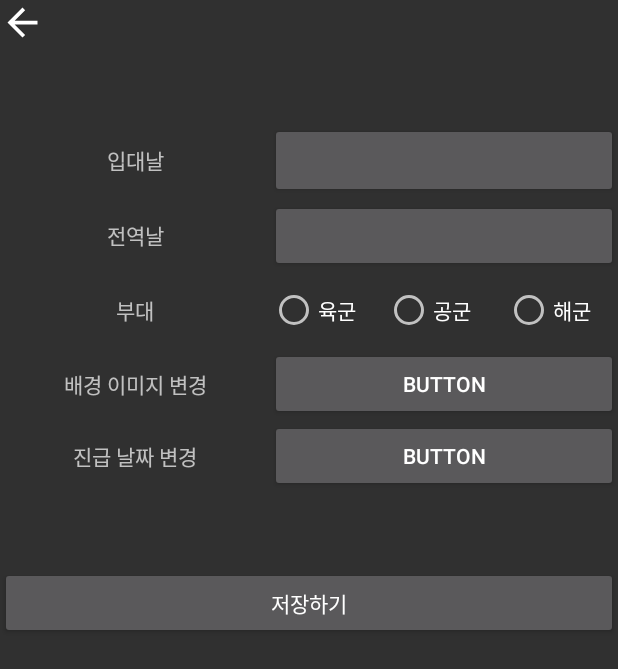
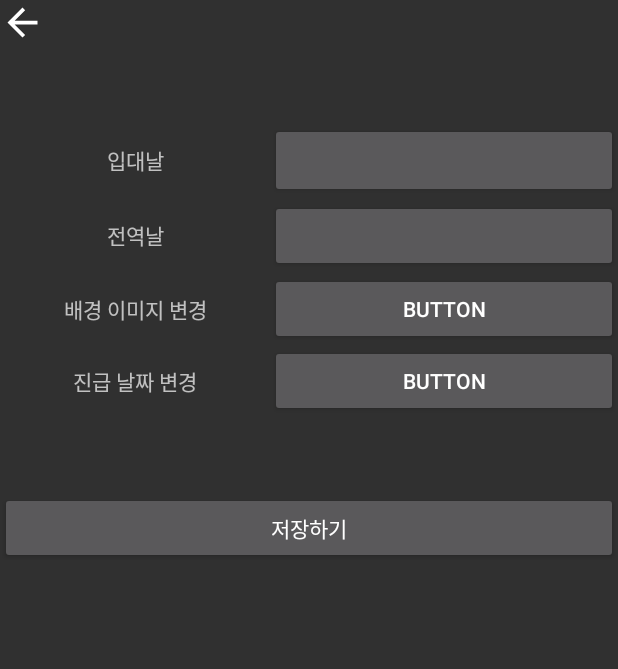
Before and after one commit to youngthe/Android, an Android app: the screen it shows after launch (Setting), after a tap on an icon or button, on a phone screen of 412 x 824 dp. Shown: the top 669 px of the screen. Run offline under Robolectric (Android 15) with nearby library versions, the phone set to English and light mode, and no system bars.

Commit message:
Type:fix

```diff
--- a/app/src/main/java/com/example/myapp/MainActivity.java
+++ b/app/src/main/java/com/example/myapp/MainActivity.java
@@ -23,9 +23,9 @@ public class MainActivity extends AppCompatActivity {
 
         private static final int ImageCrop = 1;
         private static final int ImageSet = 2;
-        int ComeYear, ComeMonth, ComeDay;
-        int OutYear, OutMonth, OutDay;
-        long totalWork;//총 복무일
+        int ComeYear=0, ComeMonth=0, ComeDay=0;
+        int OutYear=0, OutMonth=0, OutDay=0;
+        long totalWork=0;//총 복무일
         TextView Current_class; //현재 계급
         TextView Next_class; //다음 계급
         TextView textView_endDday;
--- a/app/src/main/res/layout/activity_setting.xml
+++ b/app/src/main/res/layout/activity_setting.xml
@@ -63,7 +63,7 @@
             android:text=""
             android:layout_span="3"/>
          </TableRow>
-
+<!--
             <TableRow>
                 <TextView
                     android:id="@+id/textView3"
@@ -74,26 +74,23 @@
 
                 <RadioButton
                     android:id="@+id/r_btn1"
-                    android:layout_width="40dp"
+                    android:layout_width="30dp"
                     android:layout_height="wrap_content"
-                    android:layout_span="1"
                     android:text="육군" />
 
                 <RadioButton
                     android:id="@+id/r_btn2"
-                    android:layout_width="80dp"
+                    android:layout_width="30dp"
                     android:layout_height="wrap_content"
-                    android:layout_span="1"
                     android:text="공군" />
 
                 <RadioButton
                     android:id="@+id/r_btn3"
-                    android:layout_width="75dp"
+                    android:layout_width="30dp"
                     android:layout_height="wrap_content"
-                    android:layout_span="1"
                     android:text="해군" />
             </TableRow>
-
+-->
          <TableRow>
         <TextView
             android:id="@+id/textView4"
```
